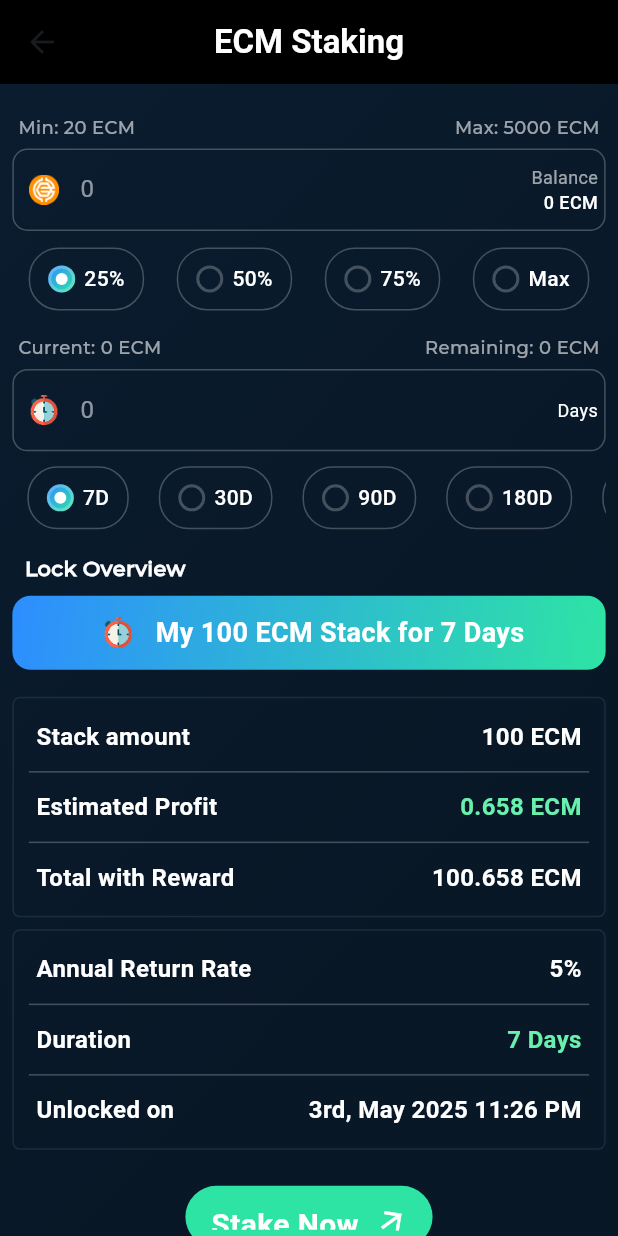
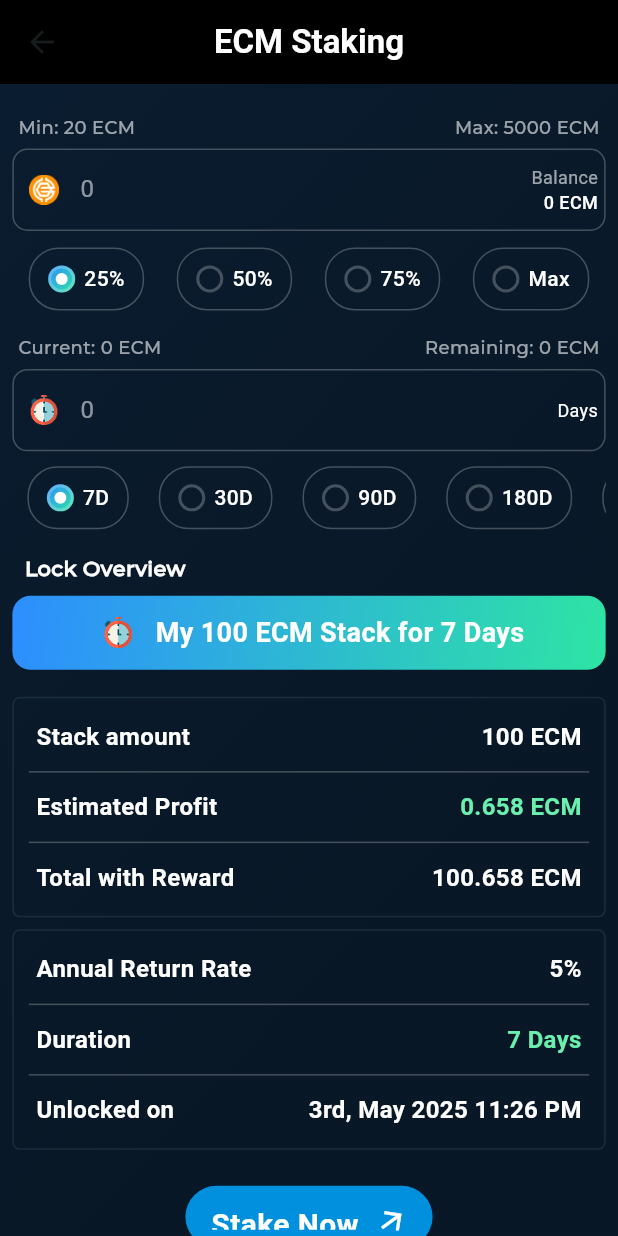
Before and after one commit to devhimuBlockVerse/myCoinPollMetaMask, a Flutter app: the EcmStakingScreen screen opened by its route, on a phone screen of 412 x 824 dp. Run offline on Flutter 3.47's test engine with Material 3 defaults, Android fonts, the phone set to English and light mode, and no system bars; our stand-ins replace another_flushbar, fluttertoast, shared_preferences; missing offline and left inert: reown_appkit, web3dart; accounts and stored records are empty; Roboto replaces fonts that are missing (SansSerif).

Commit message:
Animation Button with Variation's Ongoing

```diff
--- a/lib/framework/components/gradient_animation_button.dart
+++ b/lib/framework/components/gradient_animation_button.dart
@@ -18,6 +18,7 @@ class GradientButton extends StatefulWidget {
 class _GradientButtonState extends State<GradientButton> {
   List<Color> _colors = [
     const Color(0xFF2D8EFF),
+    const Color(0xFF0090DE),
     const Color(0xFF2EE4A4),
   ];
   int _colorIndex = 0;
```
